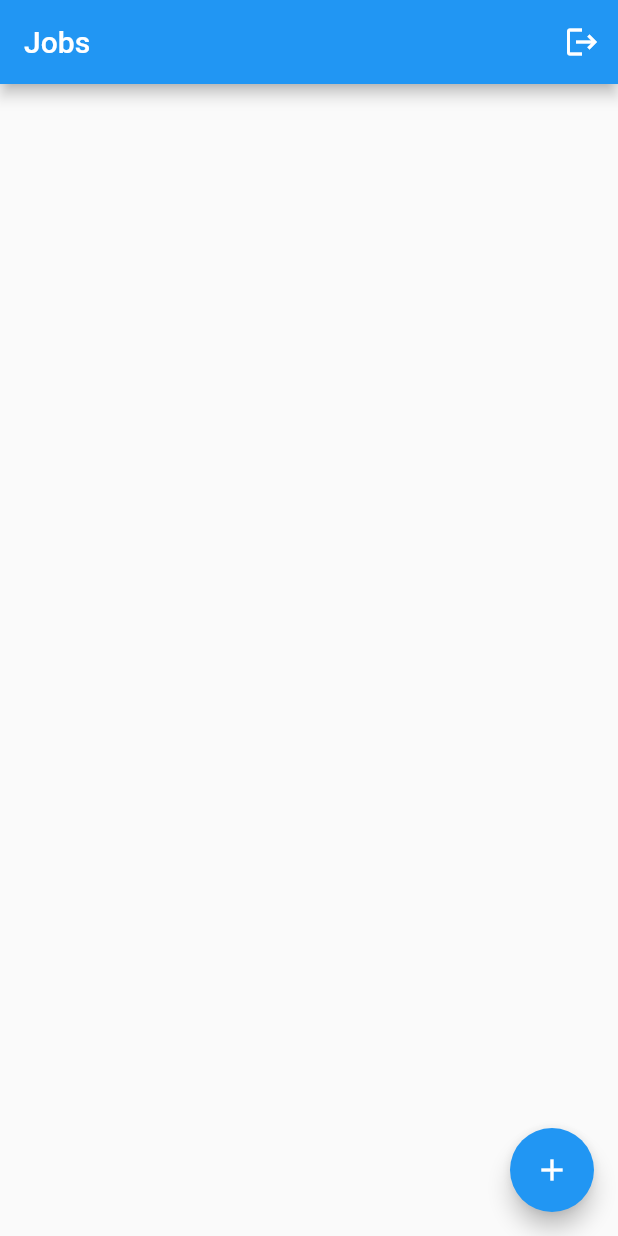
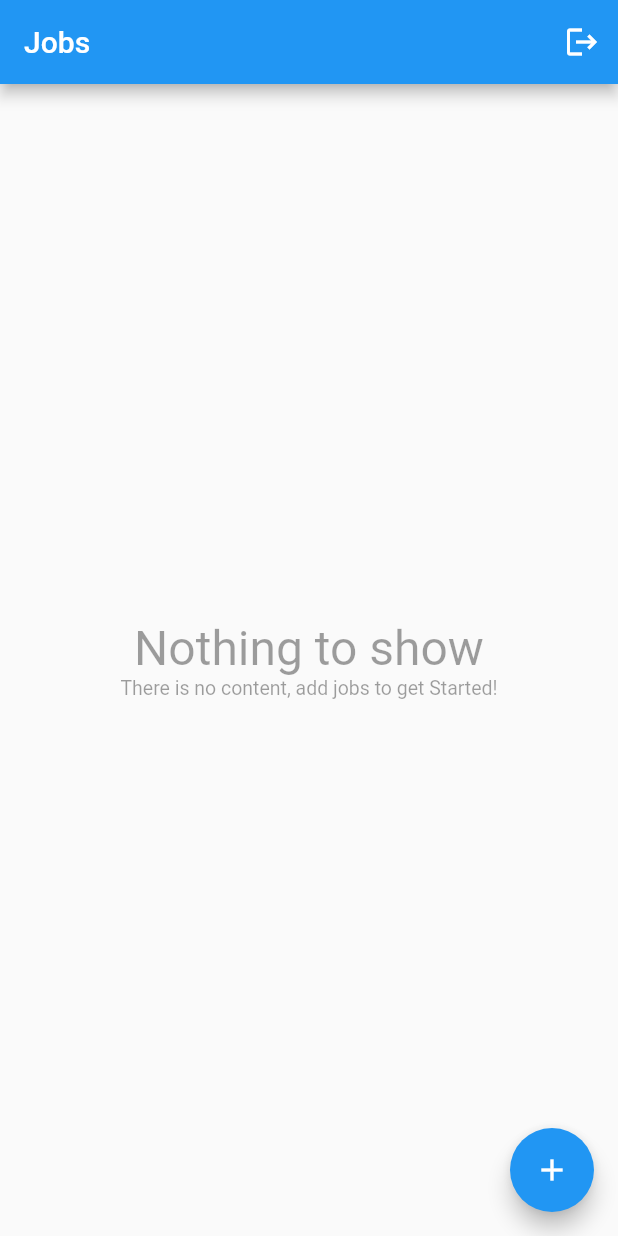
Before and after one commit to YoucefMegoura/fire_time_tracker, a Flutter app: the screen it shows once a user with an empty profile is signed in, on a phone screen of 412 x 824 dp. Run offline on Flutter 3.47's test engine with Material 2 defaults, Android fonts, the phone set to English and light mode, and no system bars; our stand-ins replace cloud_firestore, firebase_auth, firebase_core, google_sign_in; missing offline and left inert: flutter_facebook_auth; accounts and stored records are empty.

Commit message:
nothing to show message when there is no job on the list

```diff
--- a/lib/app/home/edit_job_page.dart
+++ b/lib/app/home/edit_job_page.dart
@@ -149,9 +149,13 @@ class _EditJobPageState extends State<EditJobPage> {
       _isFormSubmitted = true;
     });
     try {
-      if (widget.job == null) {
       List<Job> _jobs = await widget.databaseService.streamJobs().first;
       List<String> _allNames = _jobs.map((Job job) => job.name).toList();
+      if (widget.job != null) {
+        //Exclude the current name from _allNames
+        _allNames.remove(widget.job!.name);
+      }
+
       if (_allNames.contains(_name)) {
         PlatformAlertDialog(
           title: 'Error',
@@ -159,7 +163,6 @@ class _EditJobPageState extends State<EditJobPage> {
           cancelTextButton: 'OK',
         ).show(context);
         return;
-        }
       }
 
       await widget.databaseService.setJob(
--- /dev/null
+++ b/lib/app/home/empty_content.dart
@@ -0,0 +1,27 @@
+import 'package:flutter/material.dart';
+
+class EmptyContent extends StatelessWidget {
+  String title;
+  String message;
+
+  EmptyContent({required this.title, required this.message});
+
+  @override
+  Widget build(BuildContext context) {
+    return Center(
+      child: Column(
+        mainAxisAlignment: MainAxisAlignment.center,
+        children: [
+          Text(
+            title,
+            style: const TextStyle(fontSize: 32, color: Colors.black38),
+          ),
+          Text(
+            message,
+            style: const TextStyle(fontSize: 13, color: Colors.black38),
+          )
+        ],
+      ),
+    );
+  }
+}
--- a/lib/app/home/jobs_page.dart
+++ b/lib/app/home/jobs_page.dart
@@ -9,10 +9,11 @@ import 'package:time_tracker_flutter/app/models/job.dart';
 import 'package:time_tracker_flutter/app/services/auth_service.dart';
 import 'package:time_tracker_flutter/app/services/database_service.dart';
 
+import 'empty_content.dart';
+
 class JobsPage extends StatelessWidget {
   @override
   Widget build(BuildContext context) {
-    Job? _job;
     return Scaffold(
       appBar: AppBar(
         title: const Text('Jobs'),
@@ -37,6 +38,7 @@ class JobsPage extends StatelessWidget {
     return StreamBuilder(
       builder: (BuildContext context, AsyncSnapshot<List<Job>> snapshot) {
         if (snapshot.hasData) {
+          if (snapshot.data!.isNotEmpty) {
             return ListView(
               children: snapshot.data!
                   .map(
@@ -55,6 +57,11 @@ class JobsPage extends StatelessWidget {
                     ),
                   )
                   .toList(),
+            );
+          }
+          return EmptyContent(
+            title: 'Nothing to show',
+            message: 'There is no content, add jobs to get Started!',
           );
         }
         if (snapshot.hasError) {
```
Lines whose indentation alone changed are shown as unchanged.
